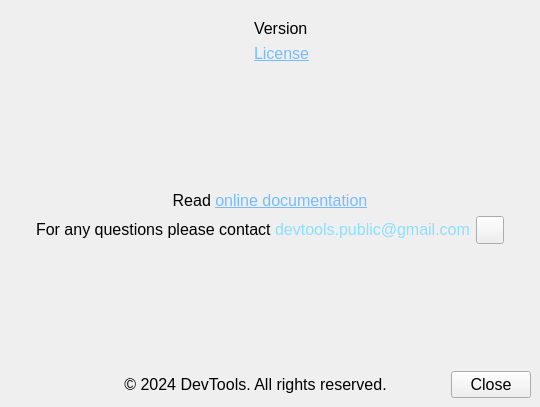
First picture: the form in gui/about_window.ui, repository DevToolsOrganization/matrix-data-visualization-DAVIS, before the edit.
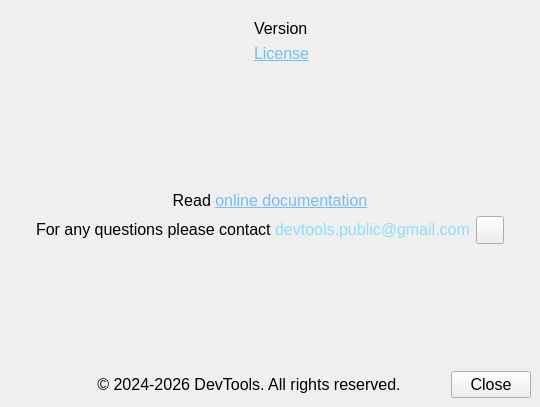
Second picture: the form after the edit. Icons and pictures are not drawn.

The edit to the form file:
```diff
--- a/gui/about_window.ui
+++ b/gui/about_window.ui
@@ -233,7 +233,7 @@
          </font>
         </property>
         <property name="text">
-         <string>&lt;html&gt;&lt;head/&gt;&lt;body&gt;&lt;p align=&quot;center&quot;&gt;© 2024 DevTools. All rights reserved.&lt;/p&gt;&lt;/body&gt;&lt;/html&gt;</string>
+         <string>&lt;html&gt;&lt;head/&gt;&lt;body&gt;&lt;p align=&quot;center&quot;&gt;© 2024-2026 DevTools. All rights reserved.&lt;/p&gt;&lt;/body&gt;&lt;/html&gt;</string>
         </property>
        </widget>
       </item>
```
